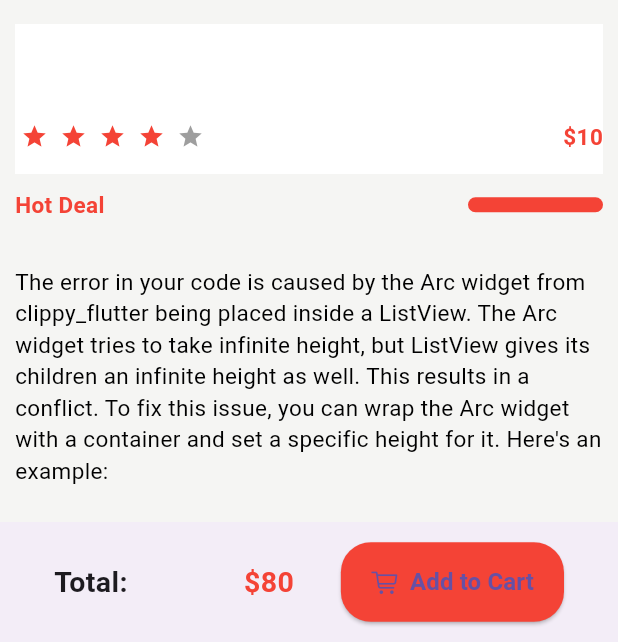
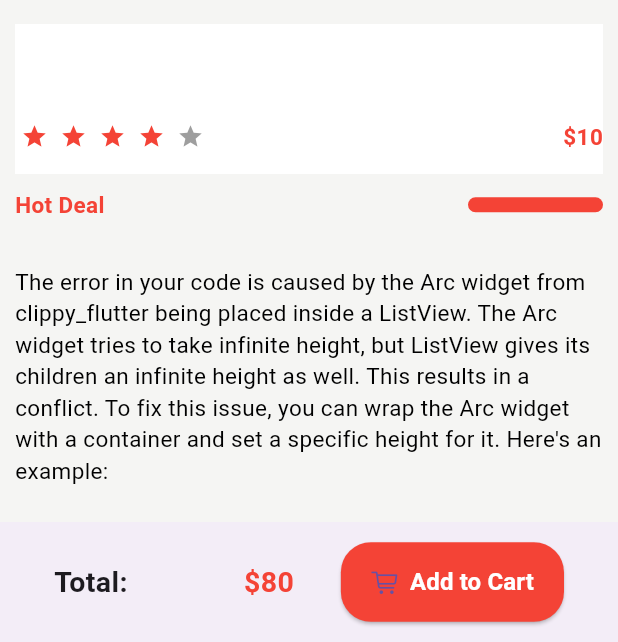
Before and after one commit to Katchietsnouva/family_health_app, a Flutter app: the ItemsPage screen opened by its route, on a phone screen of 412 x 824 dp, the part 594-1236 px from its top. Run offline on Flutter 3.47's test engine with Material 3 defaults, Android fonts, the phone set to English and light mode, and no system bars; drawn by our look-alikes of flutter_rating_bar; missing offline and left inert: clippy_flutter.

Commit message:
commit major 0.87

```diff
--- a/lib/Widgets/ItemBottomNavBar.dart
+++ b/lib/Widgets/ItemBottomNavBar.dart
@@ -43,7 +43,8 @@ class ItemBottomNavBar extends StatelessWidget {
               icon: Icon(CupertinoIcons.cart),
               label: Text("Add to Cart",
               style: TextStyle(fontSize: 16,
-              fontWeight: FontWeight.bold),),
+              fontWeight: FontWeight.bold,
+              color: Colors.white,),),
         )
         ],),
 
```
